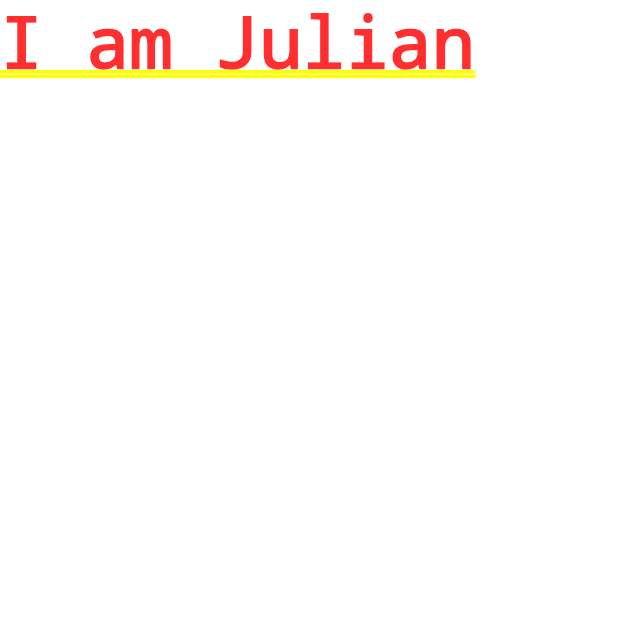
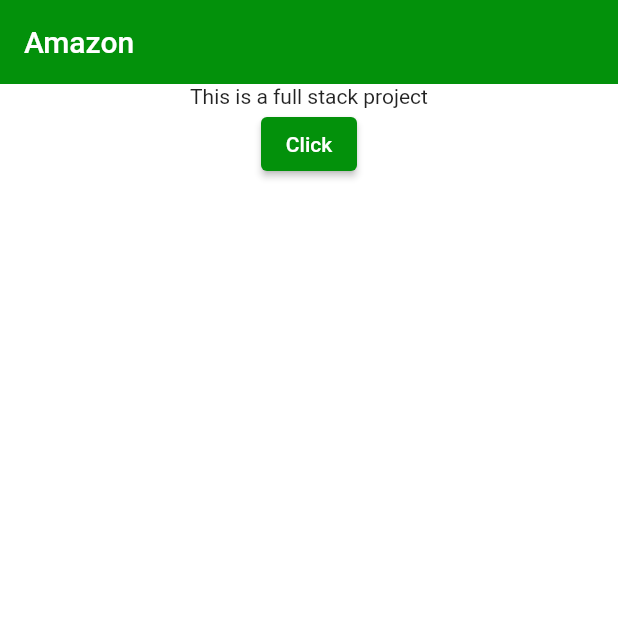
Before and after one commit to BarbossaH/flutter_fullstack, a Flutter app: the screen it shows after launch, on a phone screen of 412 x 824 dp, the top half of it. Run offline on Flutter 3.47's test engine with Material 2 defaults, Android fonts, the phone set to English and light mode, and no system bars.

Commit message:
add global variable and dynamic router

```diff
--- a/lib/constants/global_variables.dart
+++ b/lib/constants/global_variables.dart
@@ -8,7 +8,7 @@
     ],
     stops: [0.5, 1.0],
   );
-
+  static const primaryColor = Color(0xFF03910B);
   static const secondaryColor = Color.fromRGBO(255, 153, 0, 1);
   static const backgroundColor = Colors.white;
   static const Color greyBackgroundCOlor = Color(0xffebecee);
--- a/lib/main.dart
+++ b/lib/main.dart
@@ -1,3 +1,6 @@
+import 'package:amzone_clone/constants/global_variables.dart';
+import 'package:amzone_clone/features/auth/screens/auth_screen.dart';
+import 'package:amzone_clone/router.dart';
 import 'package:flutter/material.dart';
 
 void main() {
@@ -13,9 +16,36 @@
     return MaterialApp(
         title: 'Flutter Demo',
         theme: ThemeData(
-          colorScheme: ColorScheme.fromSeed(seedColor: Colors.deepPurple),
-          useMaterial3: true,
+          // colorScheme: ColorScheme.fromSeed(seedColor: Colors.deepPurple),
+          scaffoldBackgroundColor: GlobalVariable.backgroundColor,
+          colorScheme:
+              const ColorScheme.light(primary: GlobalVariable.primaryColor),
+          appBarTheme: const AppBarTheme(
+              // color: Colors.amber,
+              elevation: 0,
+              iconTheme: IconThemeData(color: Colors.black)),
+          // useMaterial3: true,
         ),
-        home: Text("I am Julian"));
+        onGenerateRoute: (settings) => generateRoute(settings),
+        home: Scaffold(
+          appBar: AppBar(title: const Text("Amazon")),
+          body: Column(
+            children: [
+              const Center(child: Text("This is a full stack project")),
+              // ElevatedButton(
+              //     onPressed: () {
+              //       Navigator.of(context).pushNamed(AuthScreen.routeName);
+              //     },
+              // child: const Text('Click'))
+              Builder(builder: (context) {
+                return ElevatedButton(
+                    onPressed: () {
+                      Navigator.pushNamed(context, AuthScreen.routeName);
+                    },
+                    child: const Text('Click'));
+              })
+            ],
+          ),
+        ));
   }
 }
```
Also changed, not shown: lib/features/auth/screens/auth_screen.dart (added, +16 -0 lines), lib/router.dart (added, +17 -0 lines).
